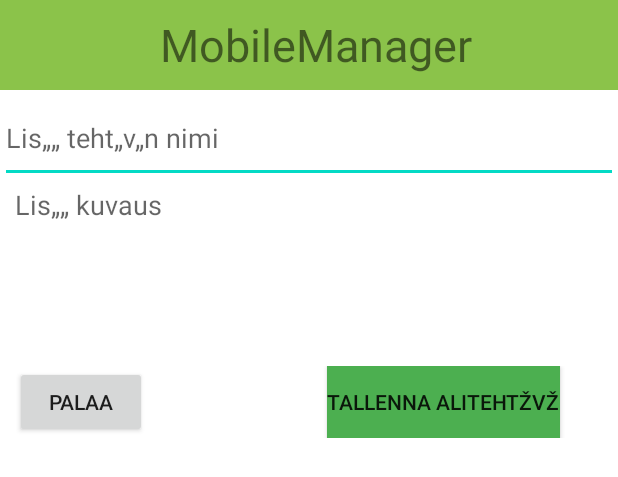
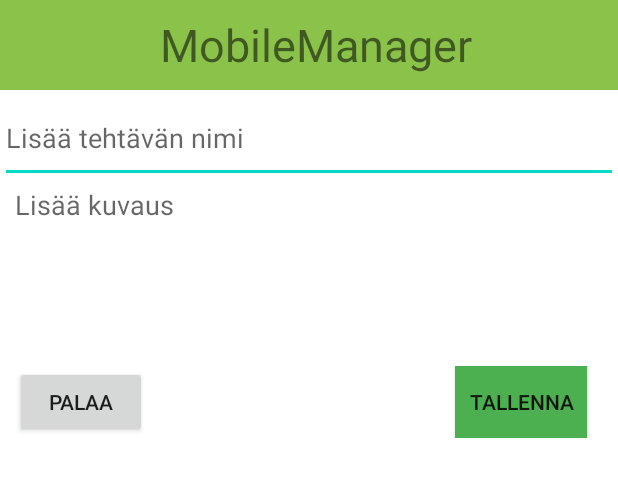
Before and after one commit to NukariJ/mobiiliprojekti, an Android app: the layout activity_lisaa_alitehtava.xml on its own in the app's theme, with its tools: preview values and no code run, on a phone screen of 412 x 824 dp. Shown: the top 477 px of the screen. Run offline under Robolectric (Android 15) with nearby library versions, the phone set to English and light mode, and no system bars.

Commit message:
lisää alitehtävä
koodi toimii taas

```diff
--- a/Mobiilisovellusprojekti/mobiilisovellusprojekti_v6/app/src/main/java/com/example/mobiilisovellus/Lisaa_Alitehtava.java
+++ b/Mobiilisovellusprojekti/mobiilisovellusprojekti_v6/app/src/main/java/com/example/mobiilisovellus/Lisaa_Alitehtava.java
@@ -3,6 +3,8 @@ package com.example.mobiilisovellus;
 import android.os.Bundle;
 import android.os.PersistableBundle;
 import android.view.View;
+import android.content.Intent;
+import android.widget.EditText;
 
 import androidx.annotation.Nullable;
 import androidx.appcompat.app.AppCompatActivity;
--- a/Mobiilisovellusprojekti/mobiilisovellusprojekti_v6/app/src/main/res/layout/activity_lisaa_alitehtava.xml
+++ b/Mobiilisovellusprojekti/mobiilisovellusprojekti_v6/app/src/main/res/layout/activity_lisaa_alitehtava.xml
@@ -30,12 +30,12 @@
             android:id="@+id/SubTaskNameEditor"
             android:layout_width="match_parent"
             android:layout_height="60dp"
-            android:hint="Lis„„ teht„v„n nimi"/>
+            android:hint="Lisää tehtävän nimi"/>
         <LinearLayout
             android:layout_width="match_parent"
             android:layout_height="2dp"/>
         <EditText
-            android:hint="Lis„„ kuvaus"
+            android:hint="Lisää kuvaus"
             android:id="@+id/taskDescription"
             android:layout_width="match_parent"
             android:layout_height="100dp"
@@ -63,7 +63,8 @@
                 android:id="@+id/saveSubTask"
                 android:layout_width="wrap_content"
                 android:layout_height="wrap_content"
-                android:text="TALLENNA ALITEHTŽVŽ"
+                android:text="TALLENNA"
+                android:layout_marginLeft="85dp"
                 android:background="#4CAF50"/>
 
 
```
